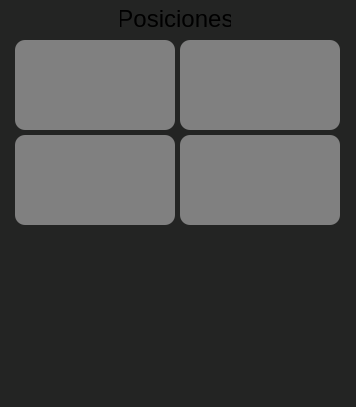
This is GUI/Qt.ui in AbramIV/Validator as Qt 5 draws it before an edit. The edited form follows.
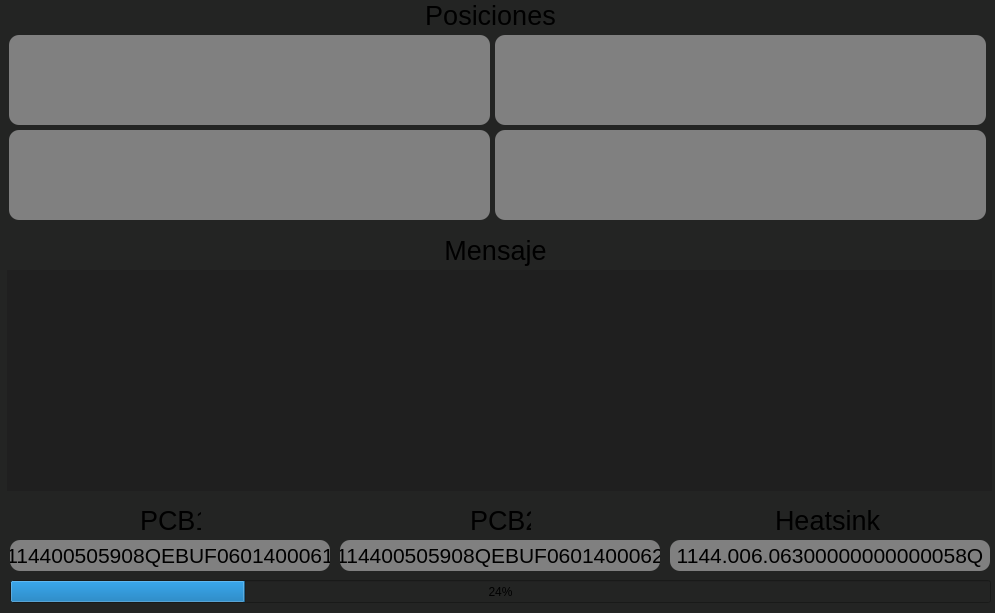
This is the edited form. Icons and pictures are not drawn.

```diff
--- a/GUI/Qt.ui
+++ b/GUI/Qt.ui
@@ -12,8 +12,8 @@
    <rect>
     <x>0</x>
     <y>0</y>
-    <width>356</width>
-    <height>407</height>
+    <width>995</width>
+    <height>613</height>
    </rect>
   </property>
   <property name="font">
@@ -47,15 +47,15 @@
    <widget class="QLabel" name="title_positions">
     <property name="geometry">
      <rect>
-      <x>120</x>
-      <y>5</y>
-      <width>111</width>
+      <x>420</x>
+      <y>0</y>
+      <width>141</width>
       <height>31</height>
      </rect>
     </property>
     <property name="font">
      <font>
-      <pointsize>18</pointsize>
+      <pointsize>20</pointsize>
      </font>
     </property>
     <property name="autoFillBackground">
@@ -71,15 +71,15 @@
    <widget class="QLabel" name="label_LH1">
     <property name="geometry">
      <rect>
-      <x>180</x>
-      <y>40</y>
-      <width>160</width>
+      <x>495</x>
+      <y>35</y>
+      <width>491</width>
       <height>90</height>
      </rect>
     </property>
     <property name="font">
      <font>
-      <pointsize>14</pointsize>
+      <pointsize>20</pointsize>
      </font>
     </property>
     <property name="styleSheet">
@@ -98,15 +98,15 @@
    <widget class="QLabel" name="title_message">
     <property name="geometry">
      <rect>
-      <x>130</x>
-      <y>225</y>
-      <width>91</width>
+      <x>440</x>
+      <y>235</y>
+      <width>111</width>
       <height>31</height>
      </rect>
     </property>
     <property name="font">
      <font>
-      <pointsize>18</pointsize>
+      <pointsize>20</pointsize>
      </font>
     </property>
     <property name="autoFillBackground">
@@ -116,21 +116,21 @@
      <string>Mensaje</string>
     </property>
     <property name="alignment">
-     <set>Qt::AlignmentFlag::AlignHCenter|Qt::AlignmentFlag::AlignTop</set>
+     <set>Qt::AlignmentFlag::AlignBottom|Qt::AlignmentFlag::AlignHCenter</set>
     </property>
    </widget>
    <widget class="QLabel" name="lable_RH1">
     <property name="geometry">
      <rect>
-      <x>15</x>
-      <y>40</y>
-      <width>160</width>
+      <x>9</x>
+      <y>35</y>
+      <width>481</width>
       <height>90</height>
      </rect>
     </property>
     <property name="font">
      <font>
-      <pointsize>14</pointsize>
+      <pointsize>20</pointsize>
      </font>
     </property>
     <property name="styleSheet">
@@ -152,15 +152,15 @@
    <widget class="QLabel" name="label_LH2">
     <property name="geometry">
      <rect>
-      <x>180</x>
-      <y>135</y>
-      <width>160</width>
+      <x>495</x>
+      <y>130</y>
+      <width>491</width>
       <height>90</height>
      </rect>
     </property>
     <property name="font">
      <font>
-      <pointsize>14</pointsize>
+      <pointsize>20</pointsize>
      </font>
     </property>
     <property name="styleSheet">
@@ -179,15 +179,15 @@
    <widget class="QLabel" name="label_RH2">
     <property name="geometry">
      <rect>
-      <x>15</x>
-      <y>135</y>
-      <width>160</width>
+      <x>9</x>
+      <y>130</y>
+      <width>481</width>
       <height>90</height>
      </rect>
     </property>
     <property name="font">
      <font>
-      <pointsize>14</pointsize>
+      <pointsize>20</pointsize>
      </font>
     </property>
     <property name="styleSheet">
@@ -206,15 +206,15 @@
    <widget class="QLabel" name="tipMsg">
     <property name="geometry">
      <rect>
-      <x>15</x>
-      <y>260</y>
-      <width>325</width>
-      <height>121</height>
+      <x>10</x>
+      <y>270</y>
+      <width>971</width>
+      <height>211</height>
      </rect>
     </property>
     <property name="font">
      <font>
-      <pointsize>14</pointsize>
+      <pointsize>20</pointsize>
      </font>
     </property>
     <property name="styleSheet">
@@ -233,17 +233,20 @@
    <widget class="QLabel" name="mistakeMsg">
     <property name="geometry">
      <rect>
-      <x>0</x>
-      <y>229</y>
-      <width>356</width>
-      <height>170</height>
+      <x>7</x>
+      <y>270</y>
+      <width>985</width>
+      <height>221</height>
      </rect>
     </property>
     <property name="font">
      <font>
-      <pointsize>14</pointsize>
+      <pointsize>20</pointsize>
      </font>
     </property>
+    <property name="styleSheet">
+     <string notr="true">background-color: rgb(31, 31, 31);</string>
+    </property>
     <property name="text">
      <string/>
     </property>
@@ -254,6 +257,154 @@
      <bool>true</bool>
     </property>
    </widget>
+   <widget class="QLabel" name="label">
+    <property name="geometry">
+     <rect>
+      <x>140</x>
+      <y>505</y>
+      <width>61</width>
+      <height>31</height>
+     </rect>
+    </property>
+    <property name="font">
+     <font>
+      <pointsize>20</pointsize>
+     </font>
+    </property>
+    <property name="text">
+     <string>PCB1</string>
+    </property>
+   </widget>
+   <widget class="QLabel" name="label_2">
+    <property name="geometry">
+     <rect>
+      <x>470</x>
+      <y>505</y>
+      <width>61</width>
+      <height>31</height>
+     </rect>
+    </property>
+    <property name="font">
+     <font>
+      <pointsize>20</pointsize>
+     </font>
+    </property>
+    <property name="text">
+     <string>PCB2</string>
+    </property>
+   </widget>
+   <widget class="QLabel" name="label_3">
+    <property name="geometry">
+     <rect>
+      <x>775</x>
+      <y>505</y>
+      <width>111</width>
+      <height>31</height>
+     </rect>
+    </property>
+    <property name="font">
+     <font>
+      <pointsize>20</pointsize>
+     </font>
+    </property>
+    <property name="text">
+     <string>Heatsink</string>
+    </property>
+   </widget>
+   <widget class="QLabel" name="label_PCB1">
+    <property name="geometry">
+     <rect>
+      <x>10</x>
+      <y>540</y>
+      <width>320</width>
+      <height>31</height>
+     </rect>
+    </property>
+    <property name="font">
+     <font>
+      <pointsize>16</pointsize>
+     </font>
+    </property>
+    <property name="styleSheet">
+     <string notr="true">background:gray;color:black;border-color:black;border-radius: 10px;</string>
+    </property>
+    <property name="frameShape">
+     <enum>QFrame::Shape::Box</enum>
+    </property>
+    <property name="text">
+     <string>114400505908QEBUF0601400061</string>
+    </property>
+    <property name="alignment">
+     <set>Qt::AlignmentFlag::AlignCenter</set>
+    </property>
+   </widget>
+   <widget class="QLabel" name="label_PCB2">
+    <property name="geometry">
+     <rect>
+      <x>340</x>
+      <y>540</y>
+      <width>320</width>
+      <height>31</height>
+     </rect>
+    </property>
+    <property name="font">
+     <font>
+      <pointsize>16</pointsize>
+     </font>
+    </property>
+    <property name="styleSheet">
+     <string notr="true">background:gray;color:black;border-color:black;border-radius: 10px;</string>
+    </property>
+    <property name="frameShape">
+     <enum>QFrame::Shape::Box</enum>
+    </property>
+    <property name="text">
+     <string>114400505908QEBUF0601400062</string>
+    </property>
+    <property name="alignment">
+     <set>Qt::AlignmentFlag::AlignCenter</set>
+    </property>
+   </widget>
+   <widget class="QLabel" name="label_heat">
+    <property name="geometry">
+     <rect>
+      <x>670</x>
+      <y>540</y>
+      <width>320</width>
+      <height>31</height>
+     </rect>
+    </property>
+    <property name="font">
+     <font>
+      <pointsize>16</pointsize>
+     </font>
+    </property>
+    <property name="styleSheet">
+     <string notr="true">background:gray;color:black;border-color:black;border-radius: 10px;</string>
+    </property>
+    <property name="frameShape">
+     <enum>QFrame::Shape::Box</enum>
+    </property>
+    <property name="text">
+     <string>1144.006.06300000000000058Q</string>
+    </property>
+    <property name="alignment">
+     <set>Qt::AlignmentFlag::AlignCenter</set>
+    </property>
+   </widget>
+   <widget class="QProgressBar" name="progressBar">
+    <property name="geometry">
+     <rect>
+      <x>10</x>
+      <y>580</y>
+      <width>981</width>
+      <height>23</height>
+     </rect>
+    </property>
+    <property name="value">
+     <number>24</number>
+    </property>
+   </widget>
   </widget>
  </widget>
  <resources/>
```
